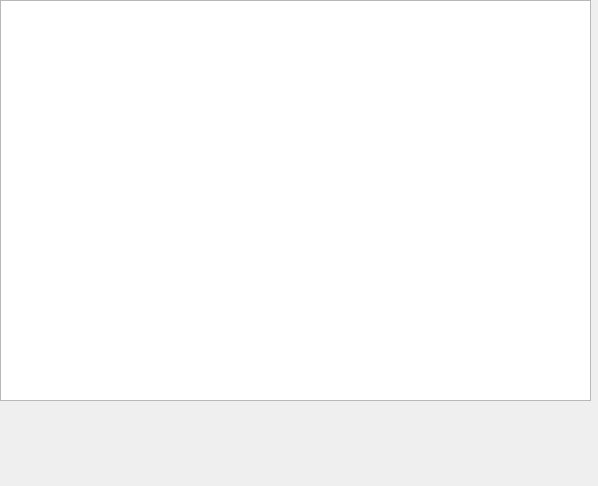
SenioroPomidoro/Git_rep2, file main.ui: the form before one commit.
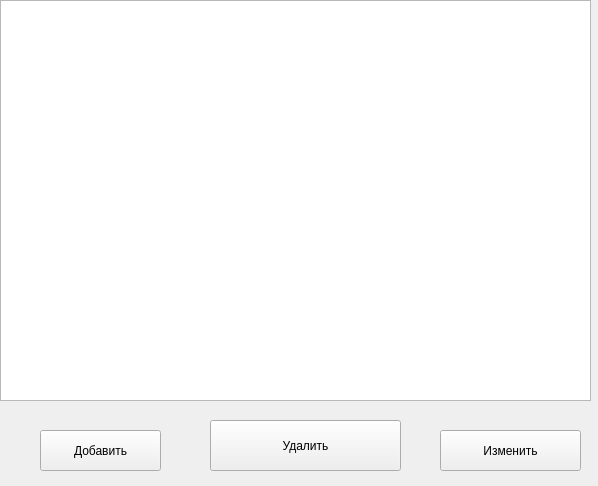
The form after the commit.

```diff
--- a/main.ui
+++ b/main.ui
@@ -23,6 +23,45 @@
     </rect>
    </property>
   </widget>
+  <widget class="QPushButton" name="button_add">
+   <property name="geometry">
+    <rect>
+     <x>40</x>
+     <y>430</y>
+     <width>121</width>
+     <height>41</height>
+    </rect>
+   </property>
+   <property name="text">
+    <string>Добавить</string>
+   </property>
+  </widget>
+  <widget class="QPushButton" name="button_delete">
+   <property name="geometry">
+    <rect>
+     <x>210</x>
+     <y>420</y>
+     <width>191</width>
+     <height>51</height>
+    </rect>
+   </property>
+   <property name="text">
+    <string>Удалить</string>
+   </property>
+  </widget>
+  <widget class="QPushButton" name="button_edit">
+   <property name="geometry">
+    <rect>
+     <x>440</x>
+     <y>430</y>
+     <width>141</width>
+     <height>41</height>
+    </rect>
+   </property>
+   <property name="text">
+    <string>Изменить</string>
+   </property>
+  </widget>
  </widget>
  <resources/>
  <connections/>
```
